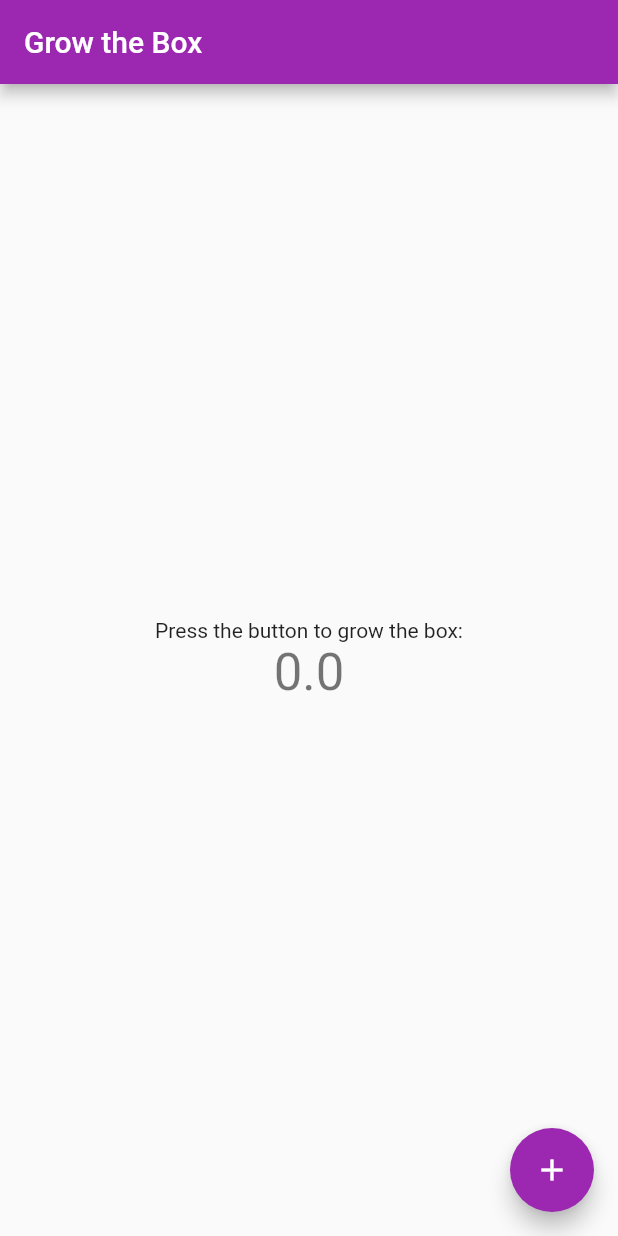
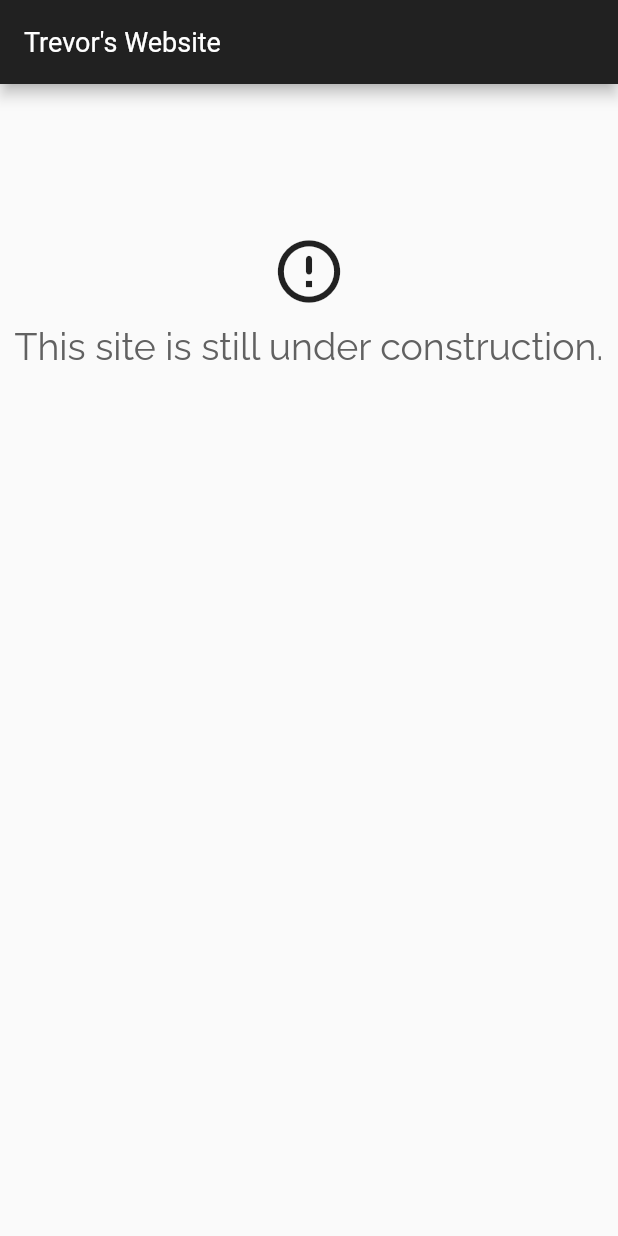
Before and after one commit to trevclaridge/TrevClar-website, a Flutter app: the screen it shows after launch, on a phone screen of 412 x 824 dp. Run offline on Flutter 3.47's test engine with Material 2 defaults, Android fonts, the phone set to English and light mode, and no system bars; our stand-ins replace google_fonts.

Commit message:
built skeleton

```diff
--- a/lib/main.dart
+++ b/lib/main.dart
@@ -1,81 +1,26 @@
+import 'package:website/model/model.dart';
+import 'package:website/view/view.dart';
 import 'package:flutter/material.dart';
 
-void main() {
-  runApp(const MyApp());
+void main() async {
+  runApp(
+    const MyApp(),
+  );
 }
 
 class MyApp extends StatelessWidget {
   const MyApp({Key? key}) : super(key: key);
 
-  // This widget is the root of your application.
   @override
   Widget build(BuildContext context) {
     return MaterialApp(
-      title: 'Grow the Box',
-      theme: ThemeData(
-        primarySwatch: Colors.purple,
-      ),
-      home: const MyHomePage(title: 'Grow the Box'),
+      debugShowCheckedModeBanner: false,
+      title: 'Trevor Claridge',
+      theme: CustomTheme.defaultTheme,
+      initialRoute: 'home',
+      routes: <String, WidgetBuilder>{
+        'home': (context) => const MyHomePage(),
+      },
     );
   }
 }
-
-class MyHomePage extends StatefulWidget {
-  const MyHomePage({Key? key, required this.title}) : super(key: key);
-  final String title;
-
-  @override
-  State<MyHomePage> createState() => _MyHomePageState();
-}
-
-class _MyHomePageState extends State<MyHomePage> {
-  double _counter = 0.0;
-
-  void _incrementCounter() {
-    setState(() {
-      _counter++;
-      myHeight = _counter * 4;
-      myWidth = _counter * 4;
-    });
-  }
-
-  var myHeight = 0.0;
-  var myWidth = 0.0;
-
-  @override
-  Widget build(BuildContext context) {
-    return Scaffold(
-      appBar: AppBar(
-        title: Text(widget.title),
-      ),
-      body: Center(
-        child: Column(
-          mainAxisAlignment: MainAxisAlignment.center,
-          children: <Widget>[
-            const Text(
-              'Press the button to grow the box:',
-            ),
-            Text(
-              '$_counter',
-              style: Theme.of(context).textTheme.headline4,
-            ),
-            Container(
-              height: myHeight,
-              width: myWidth,
-              alignment: Alignment.bottomCenter,
-              decoration: const BoxDecoration(
-                color: Colors.red,
-                shape: BoxShape.rectangle,
-              ),
-            ),
-          ],
-        ),
-      ),
-      floatingActionButton: FloatingActionButton(
-        onPressed: _incrementCounter,
-        tooltip: 'Increment',
-        child: const Icon(Icons.add),
-      ),
-    );
-  }
-}
--- /dev/null
+++ b/lib/model/model.dart
@@ -0,0 +1 @@
+library model;
--- /dev/null
+++ b/lib/view/screens/home_page.dart
@@ -0,0 +1,27 @@
+part of view;
+
+class MyHomePage extends StatelessWidget {
+  const MyHomePage({Key? key}) : super(key: key);
+
+  @override
+  Widget build(BuildContext context) {
+    bool isScreenWide = MediaQuery.of(context).size.width >= 770;
+
+    return Scaffold(
+      appBar: AppBar(
+        title: Text('Trevor\'s Website'),
+      ),
+      body: Center(
+        child: Column(
+          children: [
+            const SizedBox(height: 100.0),
+            const Icon(Icons.error_outline_rounded, size: 50.0),
+            const SizedBox(height: 10.0),
+            Text('This site is still under construction.',
+                style: Theme.of(context).textTheme.headline2)
+          ],
+        ),
+      ),
+    );
+  }
+}
--- /dev/null
+++ b/lib/view/theme/theme.dart
@@ -0,0 +1,37 @@
+part of view;
+
+class CustomTheme {
+  static ThemeData get defaultTheme {
+    return ThemeData(
+      textTheme: TextTheme(
+          headline1: TextStyle(
+              fontSize: 40.0,
+              fontFamily: GoogleFonts.raleway().fontFamily,
+              color: Colors.grey.shade800),
+          headline2: TextStyle(
+              fontSize: 25.0,
+              fontFamily: GoogleFonts.raleway().fontFamily,
+              color: Colors.grey.shade700),
+          headline3: TextStyle(
+              fontSize: 22.0,
+              fontFamily: GoogleFonts.raleway().fontFamily,
+              color: Colors.white,
+              fontWeight: FontWeight.bold),
+          subtitle1: TextStyle(
+              fontSize: 15.0,
+              fontFamily: GoogleFonts.raleway().fontFamily,
+              color: Colors.grey.shade700),
+          bodyText1: TextStyle(
+              fontSize: 14.0,
+              height: 1.4,
+              fontFamily: GoogleFonts.raleway().fontFamily,
+              color: Colors.grey.shade800)),
+      primarySwatch: Colors.grey,
+      appBarTheme: AppBarTheme(
+        backgroundColor: Colors.grey.shade900,
+        titleTextStyle: const TextStyle(color: Colors.white, fontSize: 18),
+        iconTheme: const IconThemeData(color: Colors.white),
+      ),
+    );
+  }
+}
--- /dev/null
+++ b/lib/view/view.dart
@@ -0,0 +1,8 @@
+library view;
+
+import 'package:website/model/model.dart';
+import 'package:flutter/material.dart';
+import 'package:google_fonts/google_fonts.dart';
+
+part 'theme/theme.dart';
+part 'screens/home_page.dart';
--- a/pubspec.yaml
+++ b/pubspec.yaml
@@ -1,4 +1,4 @@
-name: web
+name: website
 description: A new Flutter project.
 
 # The following line prevents the package from being accidentally published to
@@ -34,6 +34,8 @@ dependencies:
   # The following adds the Cupertino Icons font to your application.
   # Use with the CupertinoIcons class for iOS style icons.
   cupertino_icons: ^1.0.2
+  provider: ^6.0.2
+  google_fonts: ^2.3.1
 
 dev_dependencies:
   flutter_test:
```
Also changed, not shown: pubspec.lock, 1 other file.
